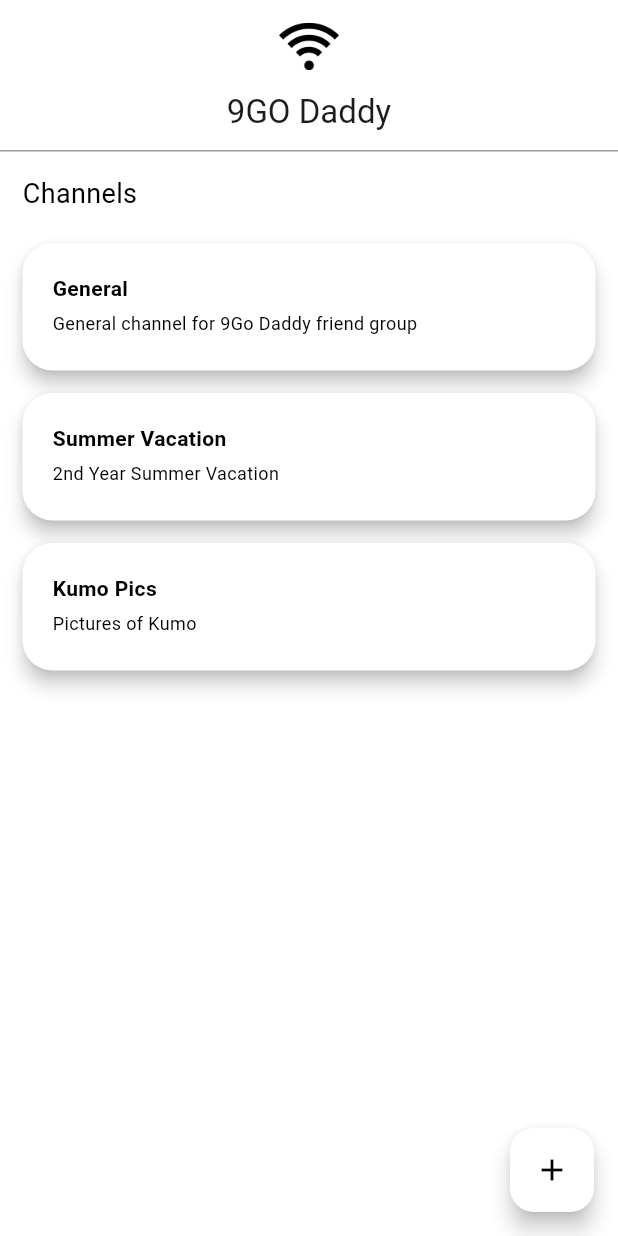
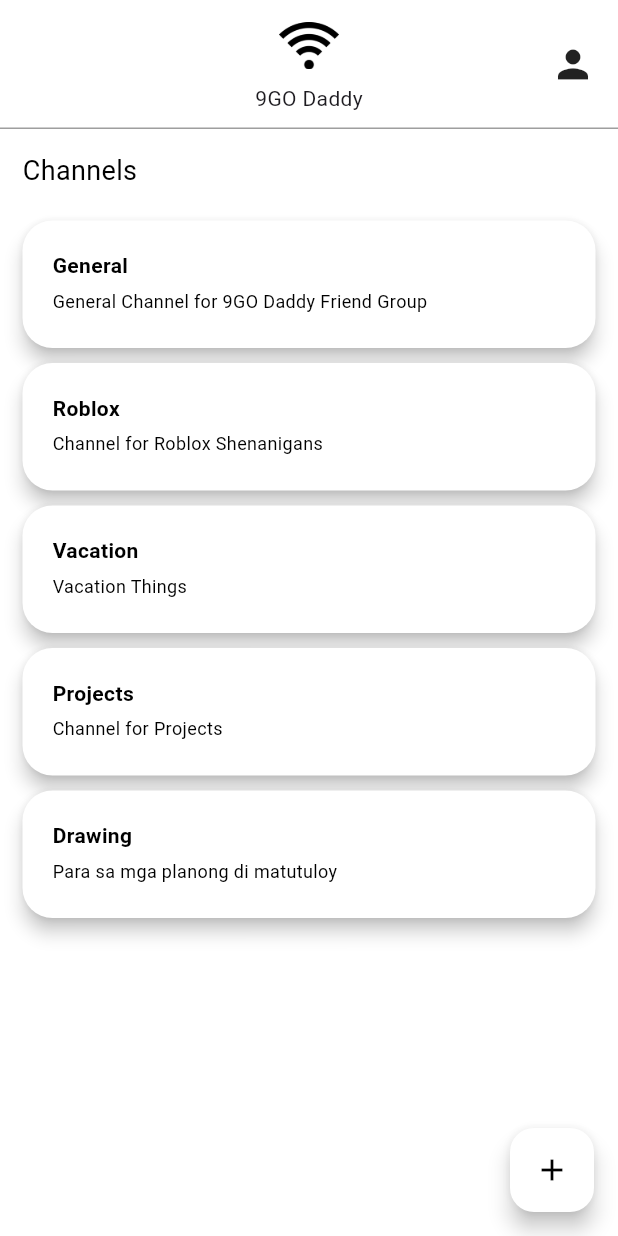
Before and after one commit to p-ragudo/go_daddy_app, a Flutter app: the screen it shows after launch, on a phone screen of 412 x 824 dp. Run offline on Flutter 3.47's test engine with Material 3 defaults, Android fonts, the phone set to English and light mode, and no system bars.

Commit message:
user icon & channels listView builder

```diff
--- a/lib/home_page/home_screen.dart
+++ b/lib/home_page/home_screen.dart
@@ -11,9 +11,23 @@ class HomeScreen extends StatefulWidget {
 }
 
 class _HomeScreenState extends State<HomeScreen> {
+  late Map<String, String> channels;
+
   @override
   void dispose() {
     super.dispose();
+  }
+
+  @override
+  void initState() {
+    super.initState();
+    channels = {
+      "General": "General Channel for 9GO Daddy Friend Group",
+      "Roblox": "Channel for Roblox Shenanigans",
+      "Vacation": "Vacation Things",
+      "Projects": "Channel for Projects",
+      "Drawing": "Para sa mga planong di matutuloy"
+    };
   }
 
   @override
@@ -21,22 +35,45 @@ class _HomeScreenState extends State<HomeScreen> {
     return Scaffold(
       backgroundColor: Colors.white,
       appBar: AppBar(
-        toolbarHeight: 100,
+        toolbarHeight: 85,
         centerTitle: true,
         backgroundColor: Colors.white,
         elevation: 0,
         scrolledUnderElevation: 0,
         shadowColor: Colors.black,
-        title: Column(
+        flexibleSpace: SafeArea(
+          child: Stack(
+            children: [
+              Center(
+                child: Column(
+                  mainAxisAlignment: MainAxisAlignment.center,
                   children: [
                     Image.asset(
                       'assets/logo.png',
                       width: 40,
                       height: 40,
-            ), // Replace with Image.asset('assets/logo.png')),
-            SizedBox(height: 10),
+                    ),
+                    SizedBox(height: 5),
                     Text(widget.title),
                   ],
+                ),
+              ),
+              Center(
+                child: Padding(
+                  padding: EdgeInsets.only(right: 15),
+                  child: Row(
+                    mainAxisAlignment: MainAxisAlignment.end,
+                    children: [
+                      Icon(
+                        Icons.person,
+                        size: 30,
+                      ),
+                    ],
+                  ),
+                ),
+              ),
+            ],
+          ),
         ),
         bottom: PreferredSize(
           preferredSize: Size.fromHeight(1.0),
@@ -51,9 +88,7 @@ class _HomeScreenState extends State<HomeScreen> {
         () {}
       ),
       floatingActionButtonLocation: FloatingActionButtonLocation.endFloat,
-      body: ListView(
-        children: [
-          Padding(
+      body: Padding(
         padding: EdgeInsets.all(15),
         child: Column(
           mainAxisAlignment: MainAxisAlignment.start,
@@ -67,30 +102,22 @@ class _HomeScreenState extends State<HomeScreen> {
               ),
             ),
             SizedBox(height: 20),
-                Center(
+            Expanded(
+              child: ListView.builder(
+                itemCount: channels.length,
+                itemBuilder: (context, index) {
+                  return Padding(
+                    padding: EdgeInsets.only(bottom: 10),
                     child: ChannelContainer(
-                    title: 'General',
-                    description: 'General channel for 9Go Daddy friend group',
+                        title: channels.entries.elementAt(index).key,
+                        description: channels.entries.elementAt(index).value
                     ),
-                ),
-                SizedBox(height: 15),
-                Center(
-                  child: ChannelContainer(
-                    title: 'Summer Vacation',
-                    description: '2nd Year Summer Vacation',
-                  ),
-                ),
-                SizedBox(height: 15),
-                Center(
-                  child: ChannelContainer(
-                    title: 'Kumo Pics',
-                    description: 'Pictures of Kumo',
+                  );
+                },
               ),
             ),
           ],
         ),
-          ),
-        ],
       ),
     );
   }
```
Lines whose indentation alone changed are shown as unchanged.
